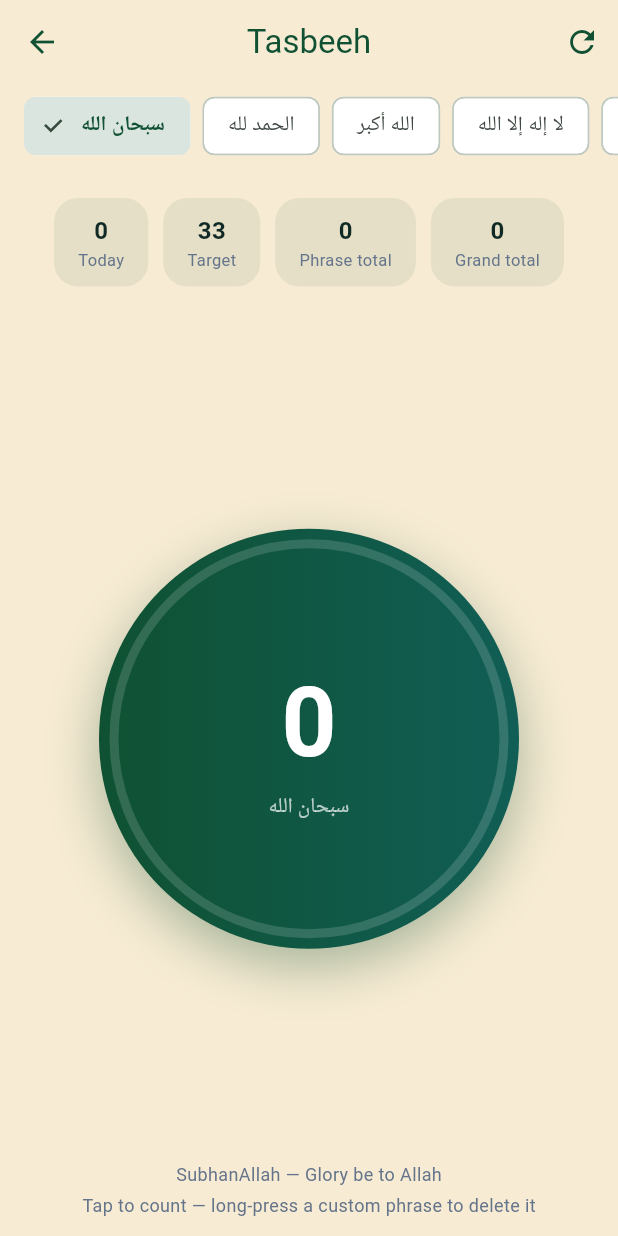
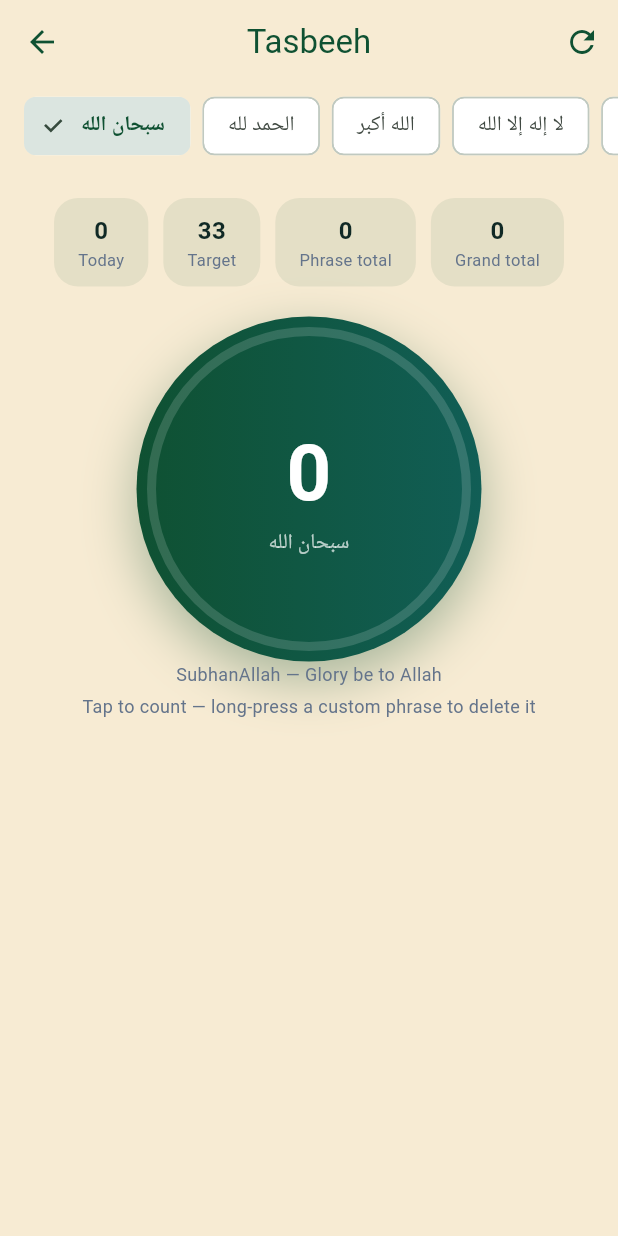
Before and after one commit to 9369702788/wirdi_v16.1.26, a Flutter app: the TasbeehScreen screen opened directly, on a phone screen of 412 x 824 dp. Run offline on Flutter 3.47's test engine with Material 3 defaults, Android fonts, the phone set to English and light mode, and no system bars; our stand-ins replace audio_service, audioplayers, camera, cloud_firestore, file_picker, firebase_auth and 12 more; missing offline and left inert: home_widget; accounts and stored records are empty; network calls fail; Roboto replaces fonts that are missing (Cairo).

Commit message:
Add files via upload

```diff
--- a/lib/features/azkar/azkar_screen.dart
+++ b/lib/features/azkar/azkar_screen.dart
@@ -434,7 +434,7 @@ class _AzkarFavoritesScreen extends StatelessWidget {
                     item.text,
                     textDirection: TextDirection.rtl,
                     textAlign: TextAlign.right,
-                    style: const TextStyle(fontSize: 17, height: 1.9, fontWeight: FontWeight.w500),
+                    style: const TextStyle(fontSize: 17, height: 1.8),
                   ),
                 ),
               );
--- a/lib/features/home/home_dashboard_screen.dart
+++ b/lib/features/home/home_dashboard_screen.dart
@@ -892,7 +892,7 @@ class _MosaicBg extends StatefulWidget {
   final int col; // 0-indexed, 0..4
   final int row; // 0-indexed, 0..1
   final double opacity;
-  const _MosaicBg({required this.col, required this.row, this.opacity = 0.4});
+  const _MosaicBg({required this.col, required this.row, this.opacity = 0.4, this.heightFactor = 0.5});
 
   @override
   State<_MosaicBg> createState() => _MosaicBgState();
--- a/lib/features/tasbeeh/tasbeeh_screen.dart
+++ b/lib/features/tasbeeh/tasbeeh_screen.dart
@@ -225,7 +225,7 @@ class _TasbeehScreenState extends State<TasbeehScreen> {
           IconButton(onPressed: _reset, icon: const Icon(Icons.refresh), tooltip: l10n.tasbeehResetToday),
         ],
       ),
-      body: SafeArea(bottom: true, top: false, child: Column(
+      body: SafeArea(bottom: true, top: false, child: SingleChildScrollView(child: Column(
         children: [
           SizedBox(
             height: 56,
@@ -286,8 +286,8 @@ class _TasbeehScreenState extends State<TasbeehScreen> {
                 child: GestureDetector(
                 onTap: _increment,
                 child: Container(
-                  width: 280,
-                  height: 280,
+                  width: 230,
+                  height: 230,
                   alignment: Alignment.center,
                   decoration: BoxDecoration(
                     shape: BoxShape.circle,
@@ -304,8 +304,8 @@ class _TasbeehScreenState extends State<TasbeehScreen> {
                     alignment: Alignment.center,
                     children: [
                       SizedBox(
-                        width: 260,
-                        height: 260,
+                        width: 210,
+                        height: 210,
                         child: CircularProgressIndicator(
                           value: progress,
                           strokeWidth: 6,
@@ -316,7 +316,7 @@ class _TasbeehScreenState extends State<TasbeehScreen> {
                       Column(
                         mainAxisSize: MainAxisSize.min,
                         children: [
-                          Text('$_today', style: const TextStyle(color: Colors.white, fontSize: 64, fontWeight: FontWeight.w700)),
+                          Text('$_today', style: const TextStyle(color: Colors.white, fontSize: 52, fontWeight: FontWeight.w700)),
                           Text(_selected.text, style: const TextStyle(color: Colors.white70, fontSize: 14)),
                         ],
                       ),
```
Also changed, not shown: lib/features/moon/moon_screen.dart (+8 -4 lines), lib/features/prayer/other_city_prayer_times_screen.dart (+12 -0 lines), lib/features/settings/settings_screen.dart (+27 -5 lines).
